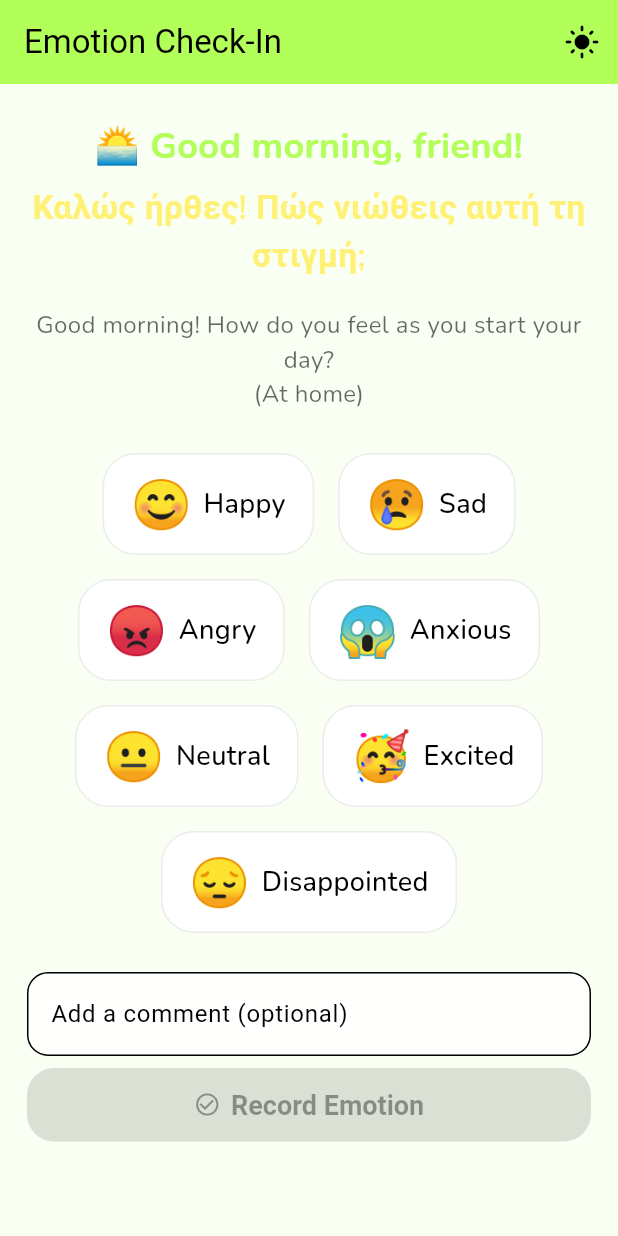
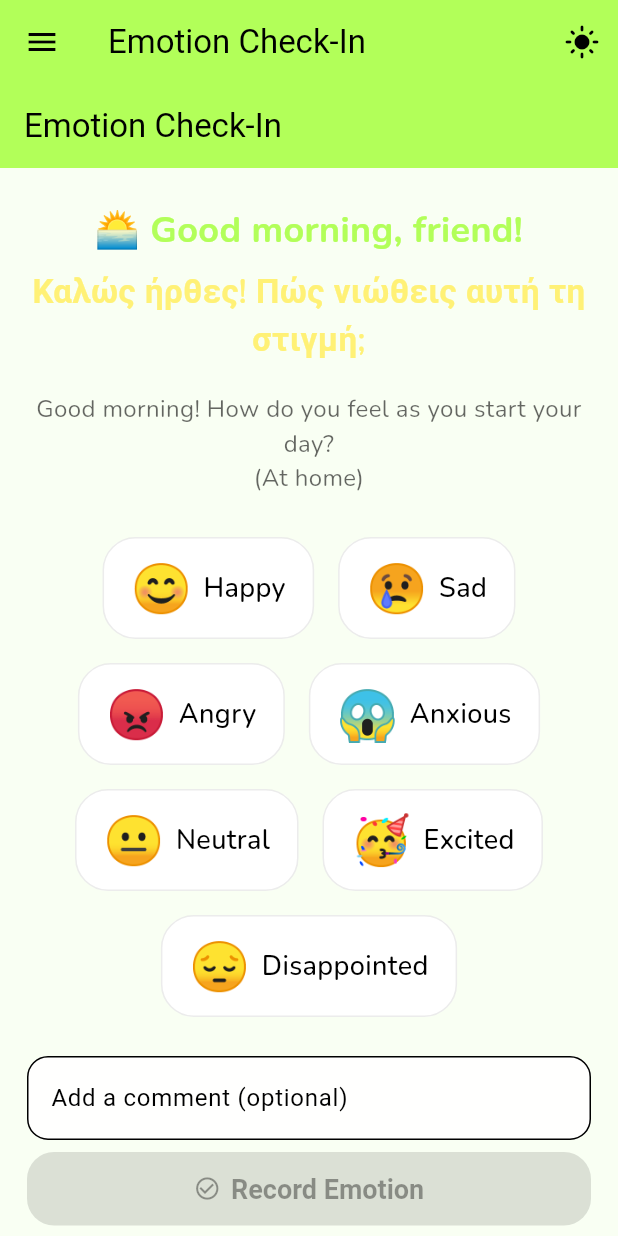
Before and after one commit to SynaestheticSynthesis/CompAnIon, a Flutter app: the screen it shows after launch, on a phone screen of 412 x 824 dp. Run offline on Flutter 3.47's test engine with Material 3 defaults, Android fonts, the phone set to English and light mode, and no system bars; our stand-ins replace font_awesome_flutter, google_fonts, share_plus, shared_preferences.

Commit message:
feat: Integrate Remember Me screen and navigation in main app structure

```diff
--- a/lib/features/remember_me/remember_me_screen.dart
+++ b/lib/features/remember_me/remember_me_screen.dart
@@ -124,7 +124,10 @@ class _RememberMeScreenState extends State<RememberMeScreen> {
           const Divider(height: 32),
           const Text('All Reminders:', style: TextStyle(fontWeight: FontWeight.bold)),
           ..._entries.asMap().entries.map((entry) => ListTile(
-            leading: Icon(entry.value.isLoss ? Icons.candle : Icons.cake),
+            leading: Text(
+              entry.value.isLoss ? '🙏' : '',
+              style: const TextStyle(fontSize: 24),
+            ),
             title: Text('${entry.value.name} (${entry.value.relation})'),
             subtitle: Text(
               '${DateFormat('d MMM').format(entry.value.date)}'
--- a/lib/main.dart
+++ b/lib/main.dart
@@ -1,6 +1,7 @@
 import 'package:flutter/material.dart';
 import 'features/emotion_check_in/emotion_check_in_screen.dart';
 import 'features/reflection/reflection_screen.dart';
+import '../modules/remember_me/remember_me_screen.dart';
 
 void main() {
   runApp(const CompAnIonApp());
@@ -15,6 +16,18 @@ class CompAnIonApp extends StatefulWidget {
 
 class _CompAnIonAppState extends State<CompAnIonApp> {
   bool _isDark = false;
+  int _selectedIndex = 0;
+
+  // List of screens for navigation
+  final List<Widget> _screens = [
+    EmotionCheckInScreen(),
+    RememberMeScreen(),
+  ];
+
+  final List<String> _titles = [
+    'Emotion Check-In',
+    'Remember Me',
+  ];
 
   // Custom color schemes
   ThemeData get _lightTheme => ThemeData(
@@ -74,22 +87,58 @@ class _CompAnIonAppState extends State<CompAnIonApp> {
           duration: const Duration(milliseconds: 400),
           curve: Curves.easeInOutCubic,
           color: bgColor,
-          child: TweenAnimationBuilder<double>(
-            tween: Tween(begin: 1.0, end: 1.0), // subtle scale placeholder
-            duration: const Duration(milliseconds: 400),
-            builder: (context, scale, child) => Transform.scale(
-              scale: scale,
-              child: MaterialApp(
-                title: 'CompAnIon',
-                theme: _lightTheme,
-                darkTheme: _darkTheme,
-                themeMode: _isDark ? ThemeMode.dark : ThemeMode.light,
-                home: EmotionCheckInScreen(
-                  onToggleTheme: () => setState(() => _isDark = !_isDark),
-                  isDark: _isDark,
+          child: MaterialApp(
+            title: 'CompAnIon',
+            theme: _lightTheme,
+            darkTheme: _darkTheme,
+            themeMode: _isDark ? ThemeMode.dark : ThemeMode.light,
+            debugShowCheckedModeBanner: false,
+            home: Scaffold(
+              appBar: AppBar(
+                title: Text(_titles[_selectedIndex]),
+                actions: [
+                  IconButton(
+                    icon: Icon(_isDark ? Icons.dark_mode : Icons.light_mode),
+                    tooltip: _isDark ? 'Switch to Light Theme' : 'Switch to Dark Theme',
+                    onPressed: () => setState(() => _isDark = !_isDark),
+                  ),
+                ],
+              ),
+              drawer: Drawer(
+                child: ListView(
+                  padding: EdgeInsets.zero,
+                  children: [
+                    DrawerHeader(
+                      decoration: BoxDecoration(
+                        color: theme.colorScheme.primary,
+                      ),
+                      child: const Text(
+                        'CompAnIon Menu',
+                        style: TextStyle(fontSize: 22, color: Colors.white),
+                      ),
+                    ),
+                    ListTile(
+                      leading: const Icon(Icons.emoji_emotions),
+                      title: const Text('Emotion Check-In'),
+                      selected: _selectedIndex == 0,
+                      onTap: () {
+                        setState(() => _selectedIndex = 0);
+                        Navigator.pop(context);
+                      },
+                    ),
+                    ListTile(
+                      leading: const Icon(Icons.favorite),
+                      title: const Text('Remember Me'),
+                      selected: _selectedIndex == 1,
+                      onTap: () {
+                        setState(() => _selectedIndex = 1);
+                        Navigator.pop(context);
+                      },
+                    ),
+                  ],
                 ),
-                debugShowCheckedModeBanner: false,
               ),
+              body: _screens[_selectedIndex],
             ),
           ),
         ),
--- a/pubspec.yaml
+++ b/pubspec.yaml
@@ -44,6 +44,7 @@ dependencies:
   hive_flutter: ^1.1.0
   shared_preferences: ^2.5.3
   share_plus: ^11.0.0
+  font_awesome_flutter: ^10.7.0
 
 dev_dependencies:
   flutter_test:
```
Also changed, not shown: lib/modules/remember_me/remember_me_screen.dart (+123 -132 lines), pubspec.lock.
